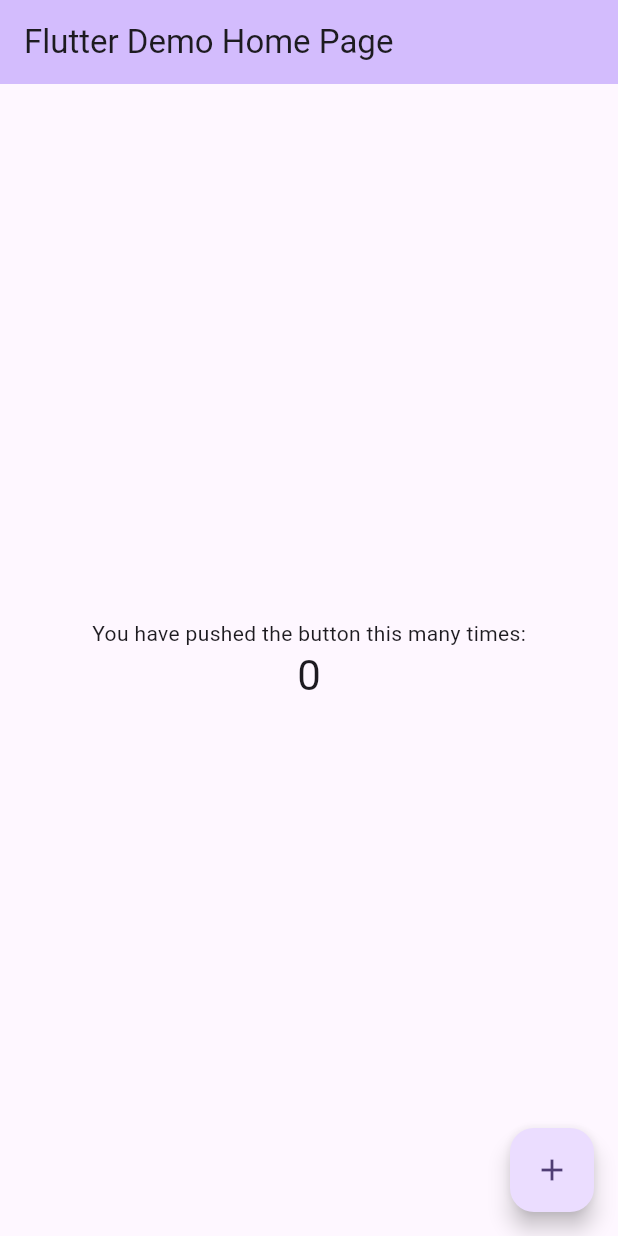
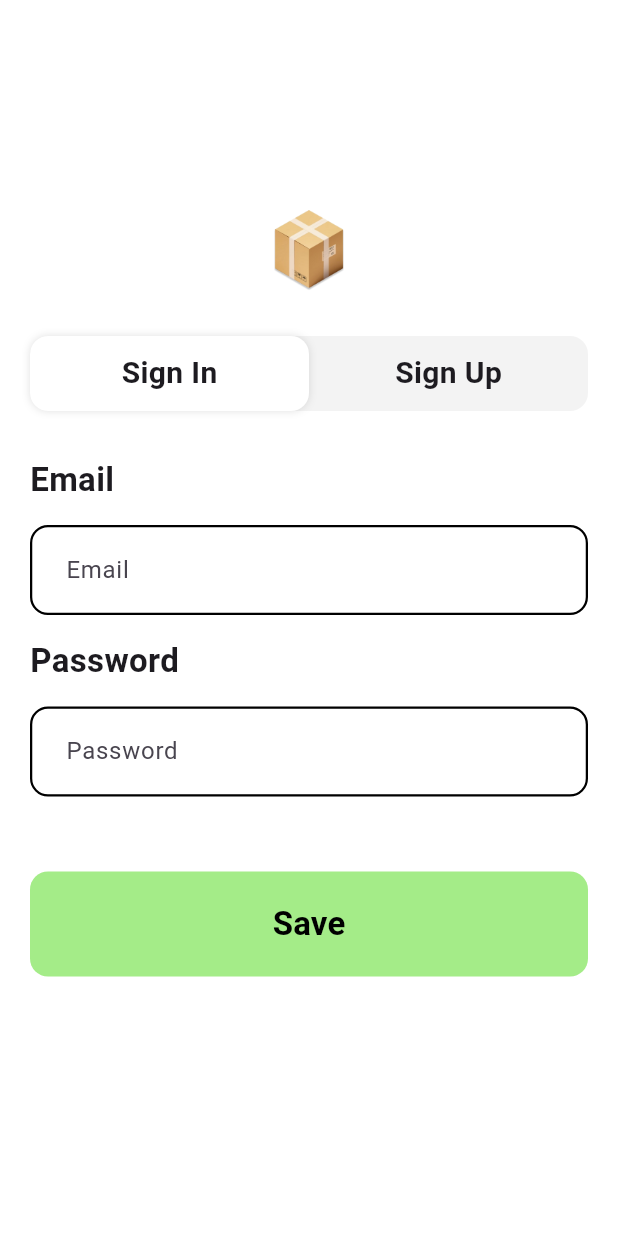
Before and after one commit to DenShubi/GudangKu, a Flutter app: the screen it shows after launch, on a phone screen of 412 x 824 dp. Run offline on Flutter 3.47's test engine with Material 3 defaults, Android fonts, the phone set to English and light mode, and no system bars; our stand-ins replace supabase_flutter; accounts and stored records are empty.

Commit message:
Implement SignIn n SignUp Feature

```diff
--- /dev/null
+++ b/lib/core/constants/app_colors.dart
@@ -0,0 +1,12 @@
+import 'package:flutter/material.dart';
+
+class AppColors {
+  // Warna background Splash Screen (diambil dari gambar Figma Anda)
+  static const Color creamBackground = Color(0xFFECCE9F); // Sesuaikan hex code dari Figma jika sedikit berbeda
+
+  // Warna teks hitam
+  static const Color textBlack = Color(0xFF000000);
+
+  static const Color primaryGreen = Color(0xFFA4EC88); // Sesuaikan hex dari desain
+  static const Color greyBackground = Color(0xFFF3F3F3);
+}
--- /dev/null
+++ b/lib/features/auth/data/datasources/auth_remote_data_source.dart
@@ -0,0 +1,55 @@
+import 'package:supabase_flutter/supabase_flutter.dart';
+
+class AuthRemoteDataSource {
+  final SupabaseClient supabase;
+
+  AuthRemoteDataSource(this.supabase);
+
+  // Fungsi Sign In (Login)
+  Future<String> signIn(String email, String password) async {
+    try {
+      final response = await supabase.auth.signInWithPassword(
+        email: email,
+        password: password,
+      );
+
+      if (response.user == null) {
+        throw 'Login gagal: Data user tidak ditemukan.';
+      }
+
+      return response.user!.id;
+    } on AuthException catch (e) {
+      // Ini menangkap error spesifik dari Supabase (misal: pass salah)
+      throw e.message;
+    } catch (e) {
+      // Ini menangkap error umum (misal: internet mati)
+      throw 'Terjadi kesalahan: $e';
+    }
+  }
+
+  // Fungsi Sign Up (Daftar Baru)
+  // Fungsi Sign Up (Daftar Baru)
+  Future<String> signUp(String email, String password, String name) async {
+    try {
+      final response = await supabase.auth.signUp(
+        email: email,
+        password: password,
+        data: {'full_name': name}, // KITA SIMPAN NAMA DI SINI
+      );
+
+      if (response.user == null) {
+        throw 'Registrasi gagal.';
+      }
+
+      return response.user!.id;
+    } on AuthException catch (e) {
+      throw e.message;
+    } catch (e) {
+      throw 'Terjadi kesalahan: $e';
+    }
+  }
+
+  Future<void> signOut() async {
+    await supabase.auth.signOut();
+  }
+}
--- /dev/null
+++ b/lib/features/auth/data/repositories/auth_repository_impl.dart
@@ -0,0 +1,24 @@
+import '../../domain/repositories/auth_repository.dart';
+import '../datasources/auth_remote_data_source.dart';
+
+class AuthRepositoryImpl implements AuthRepository {
+  final AuthRemoteDataSource remoteDataSource;
+
+  AuthRepositoryImpl(this.remoteDataSource);
+
+  @override
+  Future<void> signIn(String email, String password) async {
+    // Kita panggil fungsi yang sudah kita perbaiki di langkah 2
+    await remoteDataSource.signIn(email, password);
+  }
+
+  @override
+  Future<void> signUp(String email, String password, String name) async {
+    await remoteDataSource.signUp(email, password, name);
+  }
+
+  @override
+  Future<void> signOut() async {
+    await remoteDataSource.signOut();
+  }
+}
--- /dev/null
+++ b/lib/features/auth/domain/repositories/auth_repository.dart
@@ -0,0 +1,5 @@
+abstract class AuthRepository {
+  Future<void> signIn(String email, String password);
+  Future<void> signUp(String email, String password, String name); // Tambah name
+  Future<void> signOut();
+}
--- /dev/null
+++ b/lib/features/auth/presentation/pages/sign_in_page.dart
@@ -0,0 +1,204 @@
+import 'package:flutter/material.dart';
+import 'package:provider/provider.dart';
+import '../../../../core/constants/app_colors.dart';
+import '../../../../main_screen.dart';
+import '../providers/auth_provider.dart';
+
+class SignInPage extends StatefulWidget {
+  const SignInPage({super.key});
+
+  @override
+  State<SignInPage> createState() => _SignInPageState();
+}
+
+class _SignInPageState extends State<SignInPage> {
+  bool _isSignIn = true; // True = Sign In, False = Sign Up
+
+  // Tambahkan Controller untuk Nama
+  final TextEditingController _nameController = TextEditingController();
+  final TextEditingController _emailController = TextEditingController();
+  final TextEditingController _passwordController = TextEditingController();
+
+  @override
+  Widget build(BuildContext context) {
+    return Scaffold(
+      backgroundColor: Colors.white,
+      body: SafeArea(
+        child: SingleChildScrollView(
+          padding: const EdgeInsets.symmetric(horizontal: 20, vertical: 20),
+          child: Column(
+            crossAxisAlignment: CrossAxisAlignment.start,
+            children: [
+              const SizedBox(height: 120),
+              // 1. Logo
+              Center(
+                child: Image.asset(
+                  'assets/images/logo_box.png',
+                  width: 47,
+                  height: 54,
+                ),
+              ),
+              const SizedBox(height: 30),
+
+              // 2. Toggle Button
+              Container(
+                height: 50,
+                decoration: BoxDecoration(
+                  color: AppColors.greyBackground,
+                  borderRadius: BorderRadius.circular(12),
+                ),
+                child: Row(
+                  children: [
+                    Expanded(
+                      child: GestureDetector(
+                        onTap: () => setState(() => _isSignIn = true),
+                        child: Container(
+                          alignment: Alignment.center,
+                          decoration: BoxDecoration(
+                            color: _isSignIn ? Colors.white : Colors.transparent,
+                            borderRadius: BorderRadius.circular(12),
+                            boxShadow: _isSignIn ? [const BoxShadow(color: Colors.black12, blurRadius: 4)] : [],
+                          ),
+                          child: const Text("Sign In", style: TextStyle(fontWeight: FontWeight.bold, fontSize: 20)),
+                        ),
+                      ),
+                    ),
+                    Expanded(
+                      child: GestureDetector(
+                        onTap: () => setState(() => _isSignIn = false),
+                        child: Container(
+                          alignment: Alignment.center,
+                          decoration: BoxDecoration(
+                            color: !_isSignIn ? Colors.white : Colors.transparent,
+                            borderRadius: BorderRadius.circular(12),
+                            boxShadow: !_isSignIn ? [const BoxShadow(color: Colors.black12, blurRadius: 4)] : [],
+                          ),
+                          child: const Text("Sign Up", style: TextStyle(fontWeight: FontWeight.bold, fontSize: 20)),
+                        ),
+                      ),
+                    ),
+                  ],
+                ),
+              ),
+              const SizedBox(height: 30),
+
+              // 3. LOGIC UTAMA: Input Nama (Hanya muncul jika _isSignIn == false)
+              if (!_isSignIn) ...[
+                const Text(
+                  "Nama",
+                  style: TextStyle(fontWeight: FontWeight.bold, fontSize: 22),
+                ),
+                const SizedBox(height: 15),
+                TextFormField(
+                  controller: _nameController,
+                  decoration: InputDecoration(
+                    hintText: "Nama",
+                    contentPadding: const EdgeInsets.symmetric(horizontal: 20, vertical: 18),
+                    border: OutlineInputBorder(borderRadius: BorderRadius.circular(12)),
+                    enabledBorder: OutlineInputBorder(
+                      borderRadius: BorderRadius.circular(12),
+                      borderSide: const BorderSide(color: Colors.black, width: 1.5),
+                    ),
+                  ),
+                ),
+                const SizedBox(height: 15),
+              ],
+
+              // 4. Input Email
+              const Text(
+                "Email",
+                style: TextStyle(fontWeight: FontWeight.bold, fontSize: 22),
+              ),
+              const SizedBox(height: 15),
+              TextFormField(
+                controller: _emailController,
+                decoration: InputDecoration(
+                  hintText: "Email",
+                  contentPadding: const EdgeInsets.symmetric(horizontal: 20, vertical: 18),
+                  border: OutlineInputBorder(borderRadius: BorderRadius.circular(12)),
+                  enabledBorder: OutlineInputBorder(
+                    borderRadius: BorderRadius.circular(12),
+                    borderSide: const BorderSide(color: Colors.black, width: 1.5),
+                  ),
+                ),
+              ),
+              const SizedBox(height: 15),
+
+              // 5. Input Password
+              const Text(
+                "Password",
+                style: TextStyle(fontWeight: FontWeight.bold, fontSize: 22),
+              ),
+              const SizedBox(height: 15),
+              TextFormField(
+                controller: _passwordController,
+                obscureText: true,
+                decoration: InputDecoration(
+                  hintText: "Password",
+                  contentPadding: const EdgeInsets.symmetric(horizontal: 20, vertical: 18),
+                  border: OutlineInputBorder(borderRadius: BorderRadius.circular(12)),
+                  enabledBorder: OutlineInputBorder(
+                    borderRadius: BorderRadius.circular(12),
+                    borderSide: const BorderSide(color: Colors.black, width: 1.5),
+                  ),
+                ),
+              ),
+              const SizedBox(height: 50),
+
+              // 6. Button Save
+              SizedBox(
+                width: double.infinity,
+                height: 70,
+                child: ElevatedButton(
+                  onPressed: () async {
+                    // Validasi Dasar
+                    if (_emailController.text.isEmpty || _passwordController.text.isEmpty) {
+                      ScaffoldMessenger.of(context).showSnackBar(const SnackBar(content: Text("Email & Password wajib diisi")));
+                      return;
+                    }
+                    // Validasi Nama jika sedang Sign Up
+                    if (!_isSignIn && _nameController.text.isEmpty) {
+                      ScaffoldMessenger.of(context).showSnackBar(const SnackBar(content: Text("Nama wajib diisi")));
+                      return;
+                    }
+
+                    final authProvider = Provider.of<AuthProvider>(context, listen: false);
+
+                    bool success = await authProvider.authenticate(
+                      _emailController.text,
+                      _passwordController.text,
+                      _nameController.text, // Kirim Nama
+                      _isSignIn,
+                    );
+
+                    if (success && context.mounted) {
+                      Navigator.pushReplacement(
+                        context,
+                        MaterialPageRoute(builder: (context) => const MainScreen()),
+                      );
+                    } else {
+                      ScaffoldMessenger.of(context).showSnackBar(
+                        SnackBar(content: Text(authProvider.errorMessage ?? "Gagal")),
+                      );
+                    }
+                  },
+                  style: ElevatedButton.styleFrom(
+                    backgroundColor: AppColors.primaryGreen,
+                    shape: RoundedRectangleBorder(borderRadius: BorderRadius.circular(12)),
+                    elevation: 0,
+                  ),
+                  child: context.watch<AuthProvider>().isLoading
+                      ? const CircularProgressIndicator(color: Colors.black)
+                      : const Text(
+                          "Save",
+                          style: TextStyle(color: Colors.black, fontWeight: FontWeight.bold, fontSize: 22),
+                        ),
+                ),
+              ),
+            ],
+          ),
+        ),
+      ),
+    );
+  }
+}
--- /dev/null
+++ b/lib/features/auth/presentation/providers/auth_provider.dart
@@ -0,0 +1,40 @@
+import 'package:flutter/material.dart';
+import '../../domain/repositories/auth_repository.dart';
+
+class AuthProvider extends ChangeNotifier {
+  final AuthRepository repository;
+
+  AuthProvider(this.repository);
+
+  bool _isLoading = false;
+  bool get isLoading => _isLoading;
+
+  String? _errorMessage;
+  String? get errorMessage => _errorMessage;
+
+  // Fungsi gabungan untuk Login atau Register
+  // Update parameter fungsi authenticate
+  Future<bool> authenticate(String email, String password, String name, bool isSignIn) async {
+    _isLoading = true;
+    _errorMessage = null;
+    notifyListeners();
+
+    try {
+      if (isSignIn) {
+        await repository.signIn(email, password);
+      } else {
+        // Kirim nama saat Sign Up
+        await repository.signUp(email, password, name);
+      }
+
+      _isLoading = false;
+      notifyListeners();
+      return true;
+    } catch (e) {
+      _isLoading = false;
+      _errorMessage = e.toString();
+      notifyListeners();
+      return false;
+    }
+  }
+}
--- a/lib/main.dart
+++ b/lib/main.dart
@@ -1,122 +1,47 @@
 import 'package:flutter/material.dart';
+import 'package:provider/provider.dart';
+import 'package:supabase_flutter/supabase_flutter.dart';
 
-void main() {
+// Import file-file auth yang baru dibuat
+import 'features/auth/data/datasources/auth_remote_data_source.dart';
+import 'features/auth/data/repositories/auth_repository_impl.dart';
+import 'features/auth/presentation/providers/auth_provider.dart';
+import 'features/auth/presentation/pages/sign_in_page.dart';
+
+void main() async {
+  WidgetsFlutterBinding.ensureInitialized();
+
+  // 1. Inisialisasi Supabase (Ganti URL & Key punya kelompok Anda)
+  await Supabase.initialize(
+    url: 'https://kjnnphugfyxumdckhets.supabase.co',
+    anonKey: 'eyJhbGciOiJIUzI1NiIsInR5cCI6IkpXVCJ9.eyJpc3MiOiJzdXBhYmFzZSIsInJlZiI6Imtqbm5waHVnZnl4dW1kY2toZXRzIiwicm9sZSI6ImFub24iLCJpYXQiOjE3NjU3MjcxNTMsImV4cCI6MjA4MTMwMzE1M30.eTS5JdY6lt48SX3OR-aETkRAjv7O5lzVGjkjnlFXpts',
+  );
+
   runApp(const MyApp());
 }
 
 class MyApp extends StatelessWidget {
   const MyApp({super.key});
 
-  // This widget is the root of your application.
   @override
   Widget build(BuildContext context) {
-    return MaterialApp(
-      title: 'Flutter Demo',
-      theme: ThemeData(
-        // This is the theme of your application.
-        //
-        // TRY THIS: Try running your application with "flutter run". You'll see
-        // the application has a purple toolbar. Then, without quitting the app,
-        // try changing the seedColor in the colorScheme below to Colors.green
-        // and then invoke "hot reload" (save your changes or press the "hot
-        // reload" button in a Flutter-supported IDE, or press "r" if you used
-        // the command line to start the app).
-        //
-        // Notice that the counter didn't reset back to zero; the application
-        // state is not lost during the reload. To reset the state, use hot
-        // restart instead.
-        //
-        // This works for code too, not just values: Most code changes can be
-        // tested with just a hot reload.
-        colorScheme: ColorScheme.fromSeed(seedColor: Colors.deepPurple),
+    // 2. Setup MultiProvider
+    return MultiProvider(
+      providers: [
+        ChangeNotifierProvider(
+          create: (_) => AuthProvider(
+            AuthRepositoryImpl(
+              AuthRemoteDataSource(Supabase.instance.client),
+            ),
+          ),
+        ),
+        // Nanti provider Product, Category, Supplier ditambah di sini juga
+      ],
+      child: MaterialApp(
+        debugShowCheckedModeBanner: false,
+        title: 'Inventory App',
+        home: const SignInPage(), // Ubah Home ke SignInPage dulu
       ),
-      home: const MyHomePage(title: 'Flutter Demo Home Page'),
     );
   }
 }
-
-class MyHomePage extends StatefulWidget {
-  const MyHomePage({super.key, required this.title});
-
-  // This widget is the home page of your application. It is stateful, meaning
-  // that it has a State object (defined below) that contains fields that affect
-  // how it looks.
-
-  // This class is the configuration for the state. It holds the values (in this
-  // case the title) provided by the parent (in this case the App widget) and
-  // used by the build method of the State. Fields in a Widget subclass are
-  // always marked "final".
-
-  final String title;
-
-  @override
-  State<MyHomePage> createState() => _MyHomePageState();
-}
-
-class _MyHomePageState extends State<MyHomePage> {
-  int _counter = 0;
-
-  void _incrementCounter() {
-    setState(() {
-      // This call to setState tells the Flutter framework that something has
-      // changed in this State, which causes it to rerun the build method below
-      // so that the display can reflect the updated values. If we changed
-      // _counter without calling setState(), then the build method would not be
-      // called again, and so nothing would appear to happen.
-      _counter++;
-    });
-  }
-
-  @override
-  Widget build(BuildContext context) {
-    // This method is rerun every time setState is called, for instance as done
-    // by the _incrementCounter method above.
-    //
-    // The Flutter framework has been optimized to make rerunning build methods
-    // fast, so that you can just rebuild anything that needs updating rather
-    // than having to individually change instances of widgets.
-    return Scaffold(
-      appBar: AppBar(
-        // TRY THIS: Try changing the color here to a specific color (to
-        // Colors.amber, perhaps?) and trigger a hot reload to see the AppBar
-        // change color while the other colors stay the same.
-        backgroundColor: Theme.of(context).colorScheme.inversePrimary,
-        // Here we take the value from the MyHomePage object that was created by
-        // the App.build method, and use it to set our appbar title.
-        title: Text(widget.title),
-      ),
-      body: Center(
-        // Center is a layout widget. It takes a single child and positions it
-        // in the middle of the parent.
-        child: Column(
-          // Column is also a layout widget. It takes a list of children and
-          // arranges them vertically. By default, it sizes itself to fit its
-          // children horizontally, and tries to be as tall as its parent.
-          //
-          // Column has various properties to control how it sizes itself and
-          // how it positions its children. Here we use mainAxisAlignment to
-          // center the children vertically; the main axis here is the vertical
-          // axis because Columns are vertical (the cross axis would be
-          // horizontal).
-          //
-          // TRY THIS: Invoke "debug painting" (choose the "Toggle Debug Paint"
-          // action in the IDE, or press "p" in the console), to see the
-          // wireframe for each widget.
-          mainAxisAlignment: MainAxisAlignment.center,
-          children: <Widget>[
-            const Text('You have pushed the button this many times:'),
-            Text(
-              '$_counter',
-              style: Theme.of(context).textTheme.headlineMedium,
-            ),
-          ],
-        ),
-      ),
-      floatingActionButton: FloatingActionButton(
-        onPressed: _incrementCounter,
-        tooltip: 'Increment',
-        child: const Icon(Icons.add),
-      ), // This trailing comma makes auto-formatting nicer for build methods.
-    );
-  }
-}
--- a/pubspec.yaml
+++ b/pubspec.yaml
@@ -34,6 +34,8 @@ dependencies:
   # The following adds the Cupertino Icons font to your application.
   # Use with the CupertinoIcons class for iOS style icons.
   cupertino_icons: ^1.0.8
+  supabase_flutter: ^2.12.0
+  provider: ^6.1.5+1
 
 dev_dependencies:
   flutter_test:
@@ -44,13 +46,15 @@ dev_dependencies:
   # activated in the `analysis_options.yaml` file located at the root of your
   # package. See that file for information about deactivating specific lint
   # rules and activating additional ones.
-  flutter_lints: ^5.0.0
+  flutter_lints: ^6.0.0
 
 # For information on the generic Dart part of this file, see the
 # following page: https://dart.dev/tools/pub/pubspec
 
 # The following section is specific to Flutter packages.
 flutter:
+  assets:
+    - assets/images/
 
   # The following line ensures that the Material Icons font is
   # included with your application, so that you can use the icons in
```
Also changed, not shown: lib/features/intro/presentation/pages/splash_page.dart (added, +59 -0 lines), lib/main_screen.dart (added, +48 -0 lines), assets/images/logo_box.png (added), flutter_01.png (added), pubspec.lock, 6 other files.
